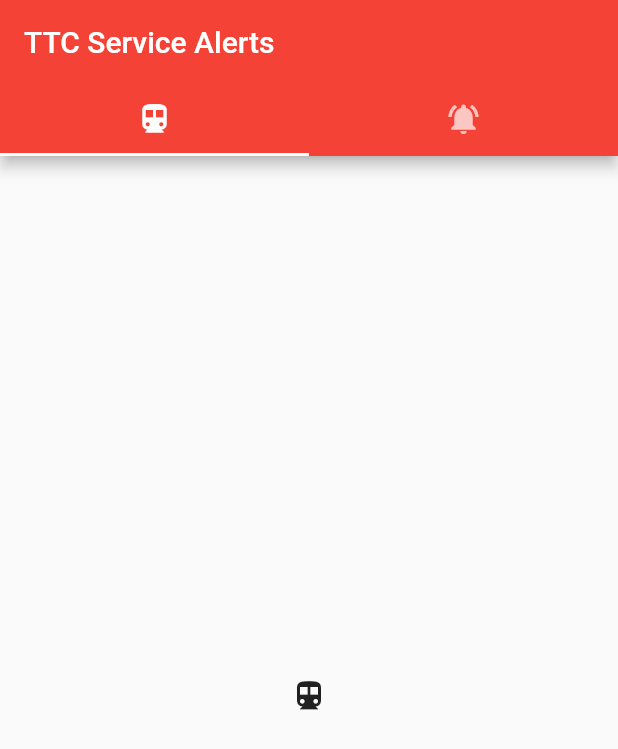
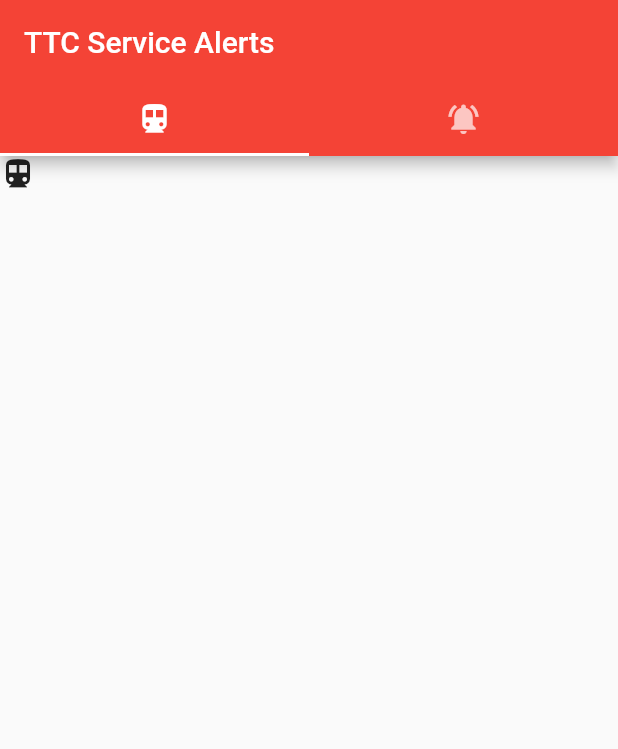
Before and after one commit to stefanuros/TTCServiceAlerts, a Flutter app: the screen it shows after launch, on a phone screen of 412 x 824 dp. Shown: the top 749 px of the screen. Run offline on Flutter 3.47's test engine with Material 2 defaults, Android fonts, the phone set to English and light mode, and no system bars.

Commit message:
SU: Made a page for each tab

```diff
--- a/ttc_service_alerts/lib/main.dart
+++ b/ttc_service_alerts/lib/main.dart
@@ -1,4 +1,7 @@
 import 'package:flutter/material.dart';
+
+import 'pages/FeedPage.dart';
+import 'pages/SettingsPage.dart';
 
 void main() => runApp(MyApp());
 
@@ -15,7 +18,7 @@
             title: Text('TTC Service Alerts'),
             bottom: TabBar(
               indicatorColor: Colors.white,
-                tabs: <Widget>[
+              tabs: [
                 Tab(icon: Icon(Icons.directions_transit),),
                 Tab(icon: Icon(Icons.notifications_active),),
               ],
@@ -23,8 +26,10 @@
           ),
           body: TabBarView(
             children: [
-              Icon(Icons.directions_transit),
-              Icon(Icons.notifications_active),
+              FeedPage(),
+              SettingsPage()
+              // Icon(Icons.directions_transit),
+              // Icon(Icons.notifications_active),
             ],
           ),
         ),
--- /dev/null
+++ b/ttc_service_alerts/lib/pages/FeedPage.dart
@@ -0,0 +1,10 @@
+import 'package:flutter/material.dart';
+
+class FeedPage extends StatelessWidget {
+  @override
+  Widget build(BuildContext context) {
+    return Scaffold(
+      body: Icon(Icons.directions_transit),
+    );
+  }
+}
```
Also changed, not shown: ttc_service_alerts/lib/pages/SettingsPage.dart (added, +10 -0 lines). Lines whose indentation alone changed are shown as unchanged.
